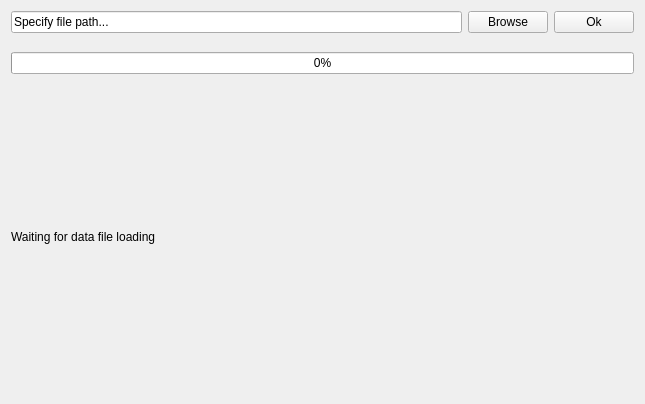
Qt form datareader/energyplus.ui (Nobatek/simuplot) before a commit.
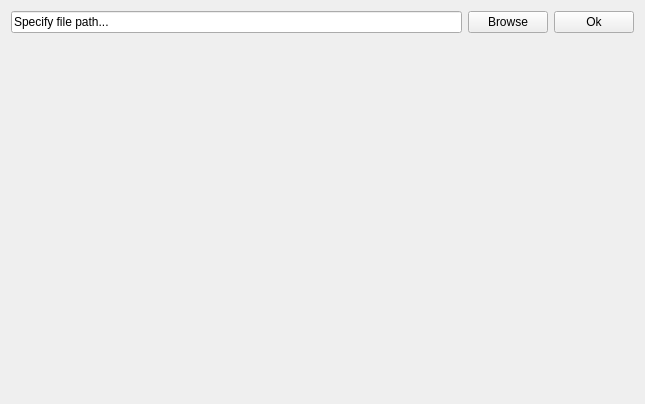
The same form after that commit.

Commit message: Use status bar for data loading feedback

Patch:
```diff
--- a/datareader/energyplus.ui
+++ b/datareader/energyplus.ui
@@ -39,55 +39,6 @@
      </item>
     </layout>
    </item>
-   <item>
-    <spacer name="verticalSpacer_4">
-     <property name="orientation">
-      <enum>Qt::Vertical</enum>
-     </property>
-     <property name="sizeType">
-      <enum>QSizePolicy::Fixed</enum>
-     </property>
-     <property name="sizeHint" stdset="0">
-      <size>
-       <width>395</width>
-       <height>13</height>
-      </size>
-     </property>
-    </spacer>
-   </item>
-   <item>
-    <widget class="QProgressBar" name="progressBar">
-     <property name="value">
-      <number>0</number>
-     </property>
-    </widget>
-   </item>
-   <item>
-    <spacer name="verticalSpacer_5">
-     <property name="orientation">
-      <enum>Qt::Vertical</enum>
-     </property>
-     <property name="sizeHint" stdset="0">
-      <size>
-       <width>20</width>
-       <height>136</height>
-      </size>
-     </property>
-    </spacer>
-   </item>
-   <item>
-    <widget class="QLabel" name="Info_Load">
-     <property name="frameShape">
-      <enum>QFrame::NoFrame</enum>
-     </property>
-     <property name="frameShadow">
-      <enum>QFrame::Plain</enum>
-     </property>
-     <property name="text">
-      <string>Waiting for data file loading</string>
-     </property>
-    </widget>
-   </item>
    <item>
     <spacer name="verticalSpacer_6">
      <property name="orientation">
@@ -96,7 +47,7 @@
      <property name="sizeHint" stdset="0">
       <size>
        <width>20</width>
-       <height>136</height>
+       <height>301</height>
       </size>
      </property>
     </spacer>
```
The commit also changes 4 other files.
